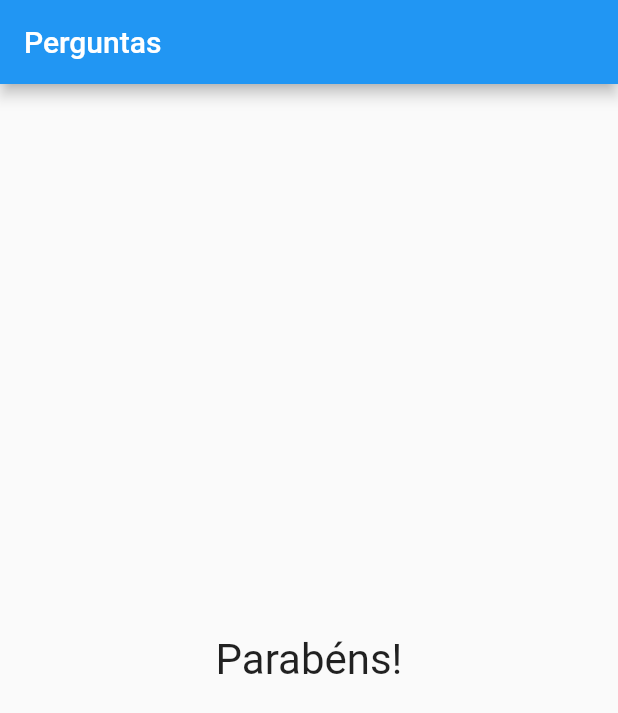
After one commit to melquis1420/QuestionExercise, a Flutter app: the screen it shows after launch, after a tap on "Preto", after a tap on "Arara", after a tap on "Thiago", on a phone screen of 412 x 824 dp. The commit adds this screen. Shown: the top 713 px of the screen. Run offline on Flutter 3.47's test engine with Material 2 defaults, Android fonts, the phone set to English and light mode, and no system bars.

Commit message:
resultado.dart
Created the component "resultado"

```diff
--- a/lib/main.dart
+++ b/lib/main.dart
@@ -2,6 +2,7 @@
 import './resposta.dart';
 import 'package:flutter/cupertino.dart';
 import 'package:flutter/material.dart';
+import './resultado.dart';
 
 main() => runApp(new PerguntaApp());
 
@@ -57,7 +58,8 @@
               ? Column(
                   children: <Widget>[
                     //map = index and value
-                  Questao(_perguntas[_perguntaSelecionada]['texto'].toString()),
+                    Questao(
+                        _perguntas[_perguntaSelecionada]['texto'].toString()),
                     /**
              * "..."" is used to take the respostas List and put in the Column list
              */
@@ -66,13 +68,7 @@
                         .toList(), //spread operator "..."
                   ],
                 )
-            : Center(
-                child: Text(
-                  'Parabéns!',
-                  style: TextStyle(fontSize: 28),
-                ),
-              ),
-      ), // Estrutura
+              : Resultado()), // Estrutura
     );
   }
 }
--- /dev/null
+++ b/lib/resultado.dart
@@ -0,0 +1,15 @@
+import 'package:flutter/material.dart';
+
+//"st" + ctrl + espaço para criar a classe.
+
+class Resultado extends StatelessWidget {
+  @override
+  Widget build(BuildContext context) {
+    return Center(
+      child: Text(
+        'Parabéns!',
+        style: TextStyle(fontSize: 28),
+      ),
+    );
+  }
+}
```
Lines whose indentation alone changed are shown as unchanged.
